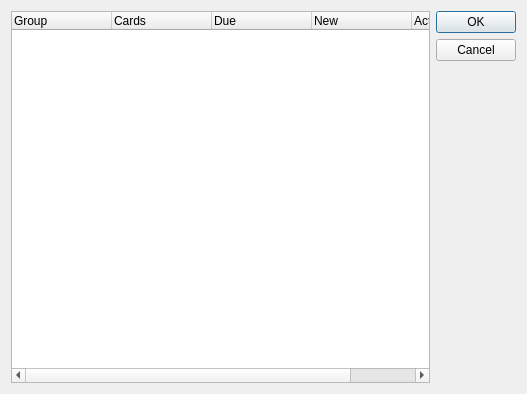
This is designer/groupsel.ui in ankitects/anki as Qt 5 draws it before an edit. The edited form follows.
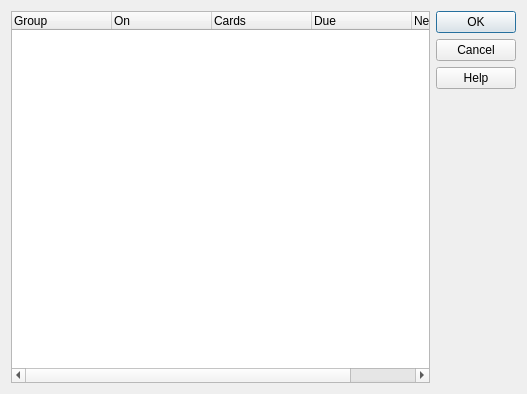
This is the edited form.

Commit message: use checkmarks instead of multi selection so we don't lose keyboard focus

Patch:
```diff
--- a/designer/groupsel.ui
+++ b/designer/groupsel.ui
@@ -16,8 +16,8 @@
   <layout class="QHBoxLayout" name="horizontalLayout">
    <item>
     <widget class="QTreeWidget" name="tree">
-     <property name="selectionMode">
-      <enum>QAbstractItemView::MultiSelection</enum>
+     <property name="alternatingRowColors">
+      <bool>true</bool>
      </property>
      <attribute name="headerStretchLastSection">
       <bool>false</bool>
@@ -27,6 +27,11 @@
        <string>Group</string>
       </property>
      </column>
+     <column>
+      <property name="text">
+       <string>On</string>
+      </property>
+     </column>
      <column>
       <property name="text">
        <string>Cards</string>
@@ -42,11 +47,6 @@
        <string>New</string>
       </property>
      </column>
-     <column>
-      <property name="text">
-       <string>Actions</string>
-      </property>
-     </column>
     </widget>
    </item>
    <item>
@@ -55,7 +55,7 @@
       <enum>Qt::Vertical</enum>
      </property>
      <property name="standardButtons">
-      <set>QDialogButtonBox::Cancel|QDialogButtonBox::Ok</set>
+      <set>QDialogButtonBox::Cancel|QDialogButtonBox::Help|QDialogButtonBox::Ok</set>
      </property>
     </widget>
    </item>
```
The commit also changes 1 other file.
